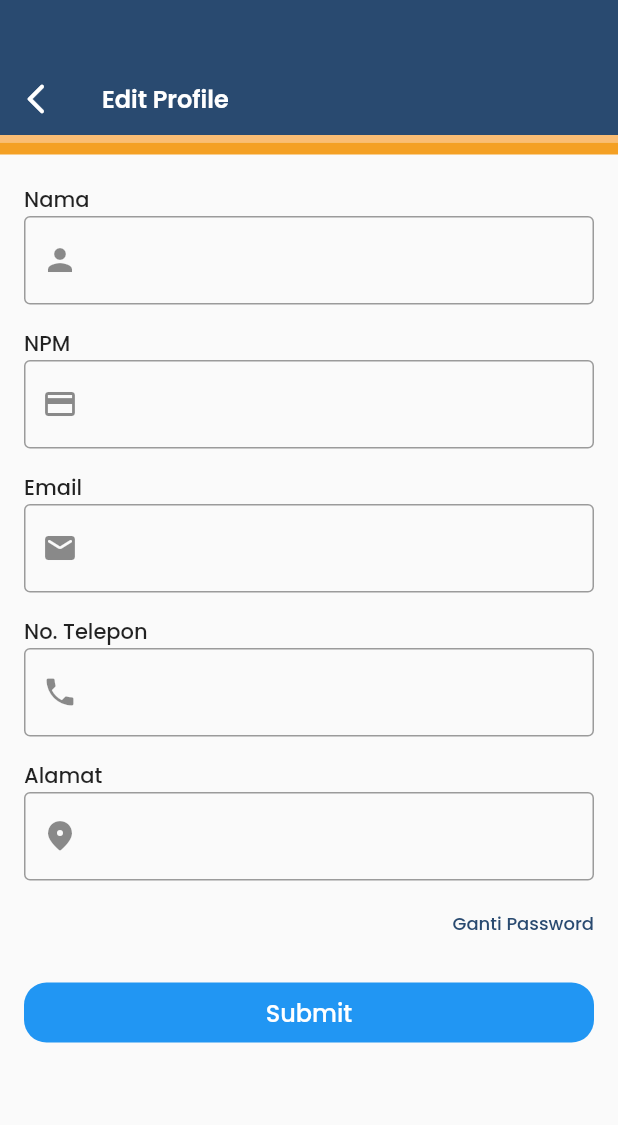
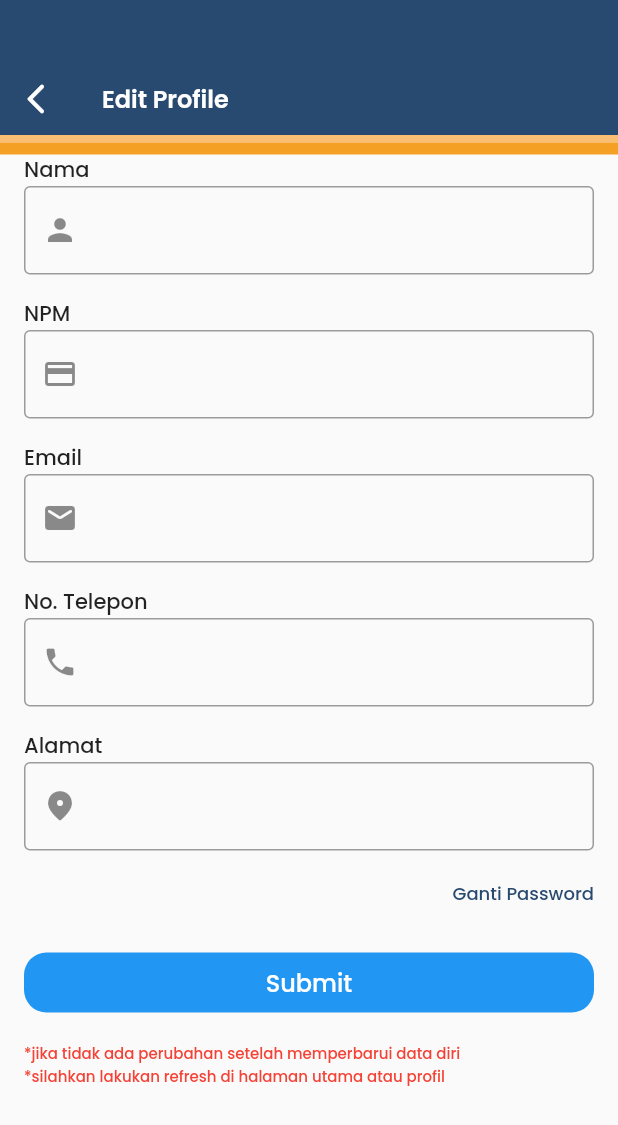
Before and after one commit to jujuupanda/library_unila, a Flutter app: the EditProfilePage screen opened directly with empty values, on a phone screen of 412 x 824 dp. Shown: the top 1125 px of the screen. Run offline on Flutter 3.47's test engine with Material 2 defaults, Android fonts, the phone set to English and light mode, and no system bars; our stand-ins replace barcode_widget, bloc, equatable, flutter_bloc, go_router, grouped_list and 2 more; missing offline and left inert: remove_emoji_input_formatter; accounts and stored records are empty.

```diff
--- /dev/null
+++ b/lib/src/data/blocs/circulation/account/account_bloc.dart
@@ -0,0 +1,31 @@
+import 'dart:async';
+
+import 'package:bloc/bloc.dart';
+import 'package:equatable/equatable.dart';
+
+import '../../../models/account_circulation_model.dart';
+import '../../../repositories/circulation_repositories/circulation_repository.dart';
+
+part 'account_event.dart';
+
+part 'account_state.dart';
+
+class AccountBloc extends Bloc<AccountEvent, AccountState> {
+  CirculationRepository repository;
+
+  AccountBloc({required this.repository}) : super(AccountInitialState()) {
+    on<GetAccountCirculationEvent>(_getAccountCirculationEvent);
+  }
+
+  _getAccountCirculationEvent(
+      GetAccountCirculationEvent event, Emitter<AccountState> emit) async {
+    emit(AccountCirculationLoadingState());
+    try {
+      final accountCirculation =
+          await repository.getCirculationClass.getAccount(event.npm);
+      emit(AccountCirculationSuccessState(accountCirculation));
+    } catch (error) {
+      emit(AccountCirculationErrorState());
+    }
+  }
+}
--- /dev/null
+++ b/lib/src/data/blocs/circulation/account/account_event.dart
@@ -0,0 +1,13 @@
+part of 'account_bloc.dart';
+
+abstract class AccountEvent extends Equatable {
+  const AccountEvent();
+  @override
+  List<Object> get props => [];
+}
+
+class GetAccountCirculationEvent extends AccountEvent {
+  final String npm;
+
+  const GetAccountCirculationEvent(this.npm);
+}
--- /dev/null
+++ b/lib/src/data/blocs/circulation/account/account_state.dart
@@ -0,0 +1,29 @@
+part of 'account_bloc.dart';
+
+abstract class AccountState extends Equatable {
+  const AccountState();
+}
+
+class AccountInitialState extends AccountState {
+  @override
+  List<Object> get props => [];
+}
+
+class AccountCirculationLoadingState extends AccountState {
+  @override
+  List<Object> get props => [];
+}
+
+class AccountCirculationSuccessState extends AccountState {
+  final List<AccountCirculationModel> listAccount;
+
+  const AccountCirculationSuccessState(this.listAccount);
+
+  @override
+  List<Object> get props => [];
+}
+
+class AccountCirculationErrorState extends AccountState {
+  @override
+  List<Object> get props => [];
+}
--- a/lib/src/data/blocs/circulation/history/history_bloc.dart
+++ b/lib/src/data/blocs/circulation/history/history_bloc.dart
@@ -2,7 +2,7 @@ import 'dart:async';
 
 import 'package:bloc/bloc.dart';
 import 'package:equatable/equatable.dart';
-import 'package:library_unila/src/data/repositories/circulation_repositories/history_repository.dart';
+import 'package:library_unila/src/data/repositories/circulation_repositories/circulation_repository.dart';
 
 import '../../../models/history_model.dart';
 
--- a/lib/src/data/blocs/circulation/status/status_bloc.dart
+++ b/lib/src/data/blocs/circulation/status/status_bloc.dart
@@ -4,7 +4,7 @@ import 'package:bloc/bloc.dart';
 import 'package:equatable/equatable.dart';
 
 import '../../../models/history_model.dart';
-import '../../../repositories/circulation_repositories/history_repository.dart';
+import '../../../repositories/circulation_repositories/circulation_repository.dart';
 
 part 'status_event.dart';
 part 'status_state.dart';
--- a/lib/src/data/repositories/circulation_repositories/history_repository.dart
+++ b/lib/src/data/repositories/circulation_repositories/circulation_repository.dart
@@ -1,11 +1,12 @@
 import 'dart:convert';
 
 import 'package:http/http.dart' as http;
+import 'package:library_unila/src/data/models/account_circulation_model.dart';
 
 import '../../models/history_model.dart';
 
-part 'post_history.dart';
-part 'get_history.dart';
+part 'post_circulation.dart';
+part 'get_circulation.dart';
 
 class CirculationRepository {
   final getCirculationClass = GetHistoryClass();
--- a/lib/src/data/repositories/circulation_repositories/post_history.dart
+++ b/lib/src/data/repositories/circulation_repositories/post_circulation.dart
@@ -1,4 +1,4 @@
-part of 'history_repository.dart';
+part of 'circulation_repository.dart';
 
 class PostHistoryClass {
   postHistory() {}
--- a/lib/src/pages/change_password/change_password.dart
+++ b/lib/src/pages/change_password/change_password.dart
@@ -45,9 +45,7 @@ class _ChangePasswordPageState extends State<ChangePasswordPage> {
 
   @override
   Widget build(BuildContext context) {
-    return GestureDetector(
-      onTap: () => FocusManager.instance.primaryFocus?.unfocus(),
-      child: BlocListener<PasswordBloc, PasswordState>(
+    return BlocListener<PasswordBloc, PasswordState>(
       listener: (context, state) {
         if (state is PasswordSuccessState) {
           context.goNamed(Routes.home);
@@ -212,7 +210,6 @@ class _ChangePasswordPageState extends State<ChangePasswordPage> {
           },
         ),
       ),
-      ),
     );
   }
 }
--- a/lib/src/pages/edit/edit.dart
+++ b/lib/src/pages/edit/edit.dart
@@ -5,7 +5,6 @@ import 'package:flutter_bloc/flutter_bloc.dart';
 import 'package:go_router/go_router.dart';
 import 'package:library_unila/src/data/blocs/update/user_information/user_info_bloc.dart';
 import 'package:remove_emoji_input_formatter/remove_emoji_input_formatter.dart';
-import 'package:shared_preferences/shared_preferences.dart';
 
 import '../../data/models/user_model.dart';
 import '../../utils/constants/constant.dart';
@@ -32,6 +31,13 @@ class _EditProfilePageState extends State<EditProfilePage> {
   late TextEditingController phoneController;
   late TextEditingController addressController;
 
+
+  patchUser() {
+    _userBloc = context.read<UserInfoBloc>();
+    _userBloc.add(UpdateUserInfoEvent(userModel.id!, emailController.text,
+        phoneController.text, addressController.text));
+  }
+
   @override
   void initState() {
     userModel = widget.userModel;
@@ -45,22 +51,15 @@ class _EditProfilePageState extends State<EditProfilePage> {
     super.initState();
   }
 
-  patchUser() {
-    _userBloc = context.read<UserInfoBloc>();
-    _userBloc.add(UpdateUserInfoEvent(userModel.id!, emailController.text,
-        phoneController.text, addressController.text));
-  }
-
   @override
   Widget build(BuildContext context) {
-    return GestureDetector(
-      onTap: () => FocusManager.instance.primaryFocus?.unfocus(),
-      child:
-          BlocListener<UserInfoBloc, UserInfoState>(listener: (context, state) {
+    return BlocListener<UserInfoBloc, UserInfoState>(
+      listener: (context, state) {
         if (state is UpdateUserInfoSuccessState) {
-          context.goNamed(Routes.home);
+          context.pop();
         }
-      }, child: Scaffold(
+      },
+      child: Scaffold(
         body: BlocBuilder<UserInfoBloc, UserInfoState>(
           builder: (context, state) {
             if (state is UpdateUserInfoLoadingState) {
@@ -76,11 +75,10 @@ class _EditProfilePageState extends State<EditProfilePage> {
                       context.pop();
                     }),
                 Expanded(
-                  child: SingleChildScrollView(
-                    scrollDirection: Axis.vertical,
-                    child: Padding(
-                      padding: const EdgeInsets.symmetric(
-                          vertical: 20, horizontal: 16),
+                  child: ListView(
+                    children: [
+                      Padding(
+                        padding: const EdgeInsets.symmetric(horizontal: 16),
                         child: Form(
                           key: _formState,
                           child: Column(
@@ -112,8 +110,8 @@ class _EditProfilePageState extends State<EditProfilePage> {
                                 autovalidateMode:
                                     AutovalidateMode.onUserInteraction,
                                 keyboardType: TextInputType.emailAddress,
-                              validator: (value) =>
-                                  EmailValidator.validate(emailController.text)
+                                validator: (value) => EmailValidator.validate(
+                                        emailController.text)
                                     ? null
                                     : "Masukkan email yang valid",
                                 inputFormatters: [RemoveEmojiInputFormatter()],
@@ -215,17 +213,28 @@ class _EditProfilePageState extends State<EditProfilePage> {
                                   ),
                                 ),
                               ),
+                              const SizedBox(height: 20),
+                              const Text(
+                                cautionUpdate,
+                                style: TextStyle(
+                                    fontWeight: FontWeight.w500,
+                                    fontFamily: "Poppins",
+                                    fontSize: 10,
+                                    color: Colors.red),
+                              ),
+                              const SizedBox(height: 60),
                             ],
                           ),
                         ),
                       ),
+                    ],
                   ),
                 )
               ],
             );
           },
         ),
-      )),
+      ),
     );
   }
 }
--- a/lib/src/pages/sign_in/sign_in.dart
+++ b/lib/src/pages/sign_in/sign_in.dart
@@ -32,9 +32,7 @@ class _SignInPageState extends State<SignInPage> {
 
   @override
   Widget build(BuildContext context) {
-    return GestureDetector(
-      onTap: () => FocusManager.instance.primaryFocus?.unfocus(),
-      child: BlocListener<AuthBloc, AuthState>(
+    return BlocListener<AuthBloc, AuthState>(
       listener: (context, state) {
         if (state is SignInSuccessState) {
           context.goNamed(Routes.home);
@@ -191,7 +189,6 @@ class _SignInPageState extends State<SignInPage> {
           ],
         ),
       ),
-      ),
     );
   }
 }
--- a/lib/src/utils/constants/string.dart
+++ b/lib/src/utils/constants/string.dart
@@ -20,6 +20,7 @@ const bookDetailBook = "Detail Buku";
 //Text
 const barcodeKTMHelp = "*gunakan barcode di atas untuk melakukan peminjaman di Perpus Unila";
 const warningBorrow = "*batas pengembalian adalah 7 hari setelah peminjaman\n*melebihi batas pengembalian akan dikenakan denda";
+const cautionUpdate = "*jika tidak ada perubahan setelah memperbarui data diri\n*silahkan lakukan refresh di halaman utama atau profil";
 
 //Warning
 const String featureOnProcess = 'Fitur sedang dalam proses pembuatan';
```
Also changed, not shown: lib/app.dart (+5 -2 lines), lib/main.dart (+10 -3 lines), lib/src/data/models/account_circulation_model.dart (added, +32 -0 lines), lib/src/data/repositories/circulation_repositories/get_circulation.dart (renamed from lib/src/data/repositories/circulation_repositories/get_history.dart, +19 -1 lines), lib/src/pages/bottom_navigation/home/home.dart (+47 -5 lines), lib/src/pages/bottom_navigation/profile/profile.dart (+16 -5 lines). Lines whose indentation alone changed are shown as unchanged.
